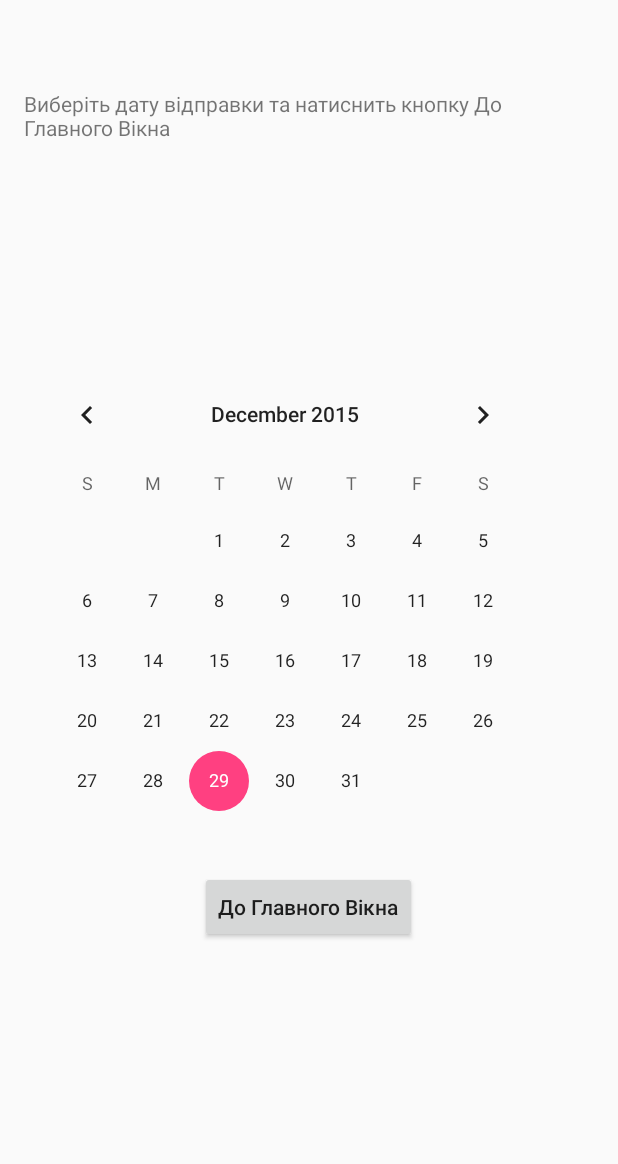
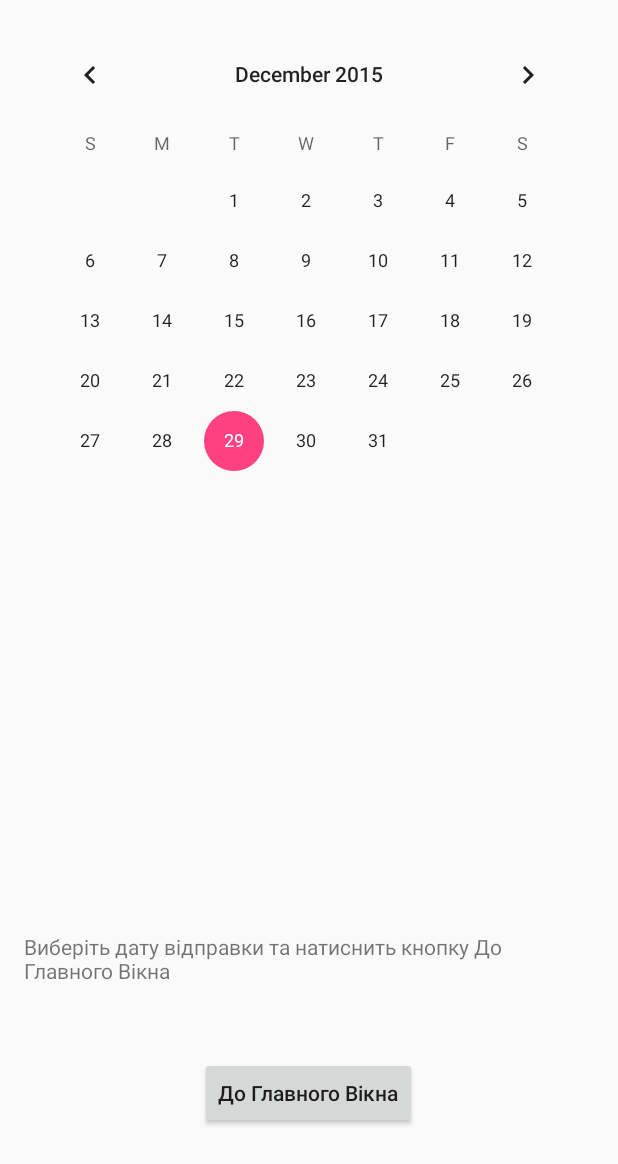
Before and after one commit to stoodx/utrain, an Android app: the CalendarActivity screen opened directly, with no data from a screen before it, on a phone screen of 412 x 824 dp. Shown: the top 1164 px of the screen. Run offline under Robolectric (Android 15) with nearby library versions, the light colour scheme and no system bars; network calls fail.

Commit message:
Changed layout for Calendar

```diff
--- a/TrainsWatchMobile/app/src/main/res/layout/activity_calendar.xml
+++ b/TrainsWatchMobile/app/src/main/res/layout/activity_calendar.xml
@@ -8,30 +8,33 @@
     tools:context="stoodx.trainswatchmobile.CalendarActivity">
 
     <CalendarView
-        android:layout_width="wrap_content"
-        android:layout_height="wrap_content"
+        android:layout_width="match_parent"
+        android:layout_height="match_parent"
         android:id="@+id/calendarView"
-        android:layout_centerVertical="true"
         android:layout_alignParentLeft="true"
-        android:layout_alignParentStart="true" />
+        android:layout_alignParentStart="true"
+        android:layout_alignParentRight="true"
+        android:layout_alignParentEnd="true"
+        android:layout_above="@+id/textViewCalendar" />
 
     <TextView
         android:layout_width="wrap_content"
         android:layout_height="wrap_content"
         android:text="@string/textViewCalendar"
         android:id="@+id/textViewCalendar"
-        android:layout_marginTop="43dp"
-        android:layout_alignParentTop="true"
-        android:layout_alignLeft="@+id/calendarView"
-        android:layout_alignStart="@+id/calendarView" />
+        android:layout_marginBottom="151dp"
+        android:layout_alignParentBottom="true"
+        android:layout_alignParentLeft="true"
+        android:layout_alignParentStart="true" />
 
     <Button
         android:layout_width="wrap_content"
         android:layout_height="wrap_content"
         android:text="@string/buttonReturnToMainWindow"
         android:id="@+id/buttonReturnToMainWindow"
-        android:layout_below="@+id/calendarView"
         android:textAllCaps="false"
+        android:onClick="onClickReturnToMainWindow"
+        android:layout_alignTop="@+id/textViewCalendar"
         android:layout_centerHorizontal="true"
-        android:onClick="onClickReturnToMainWindow" />
+        android:layout_marginTop="83dp" />
 </RelativeLayout>
```
Also changed, not shown: TrainsWatchMobile/app/src/main/java/stoodx/trainswatchmobile/MainActivity.java (+4 -4 lines), 3 other files.
